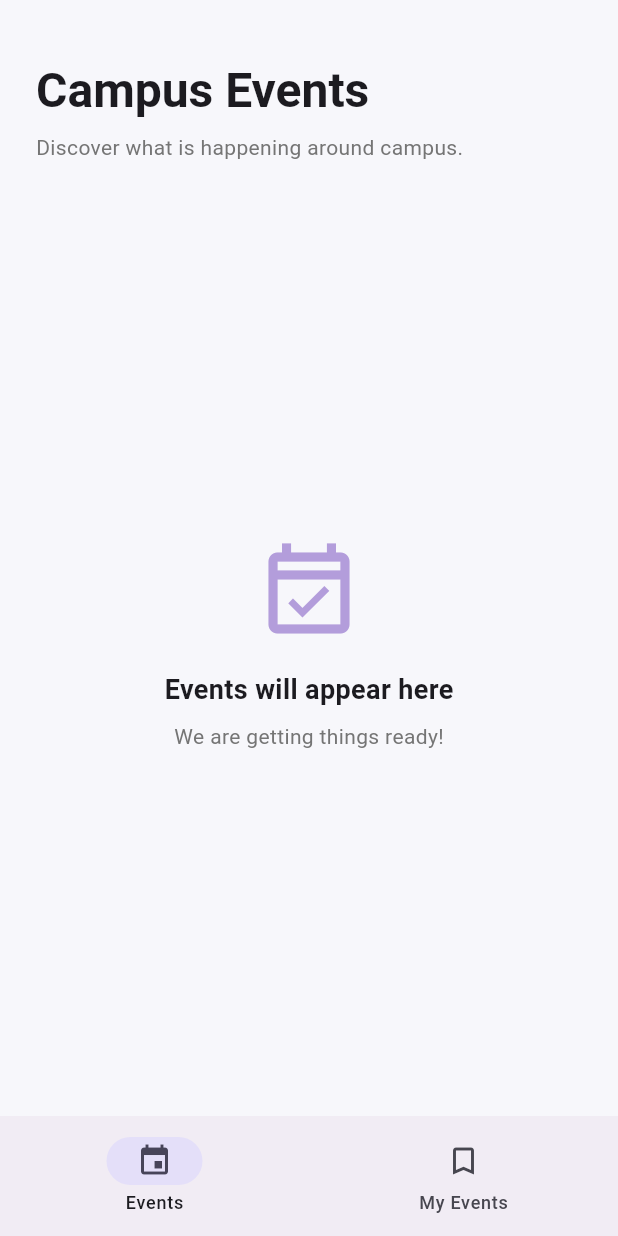
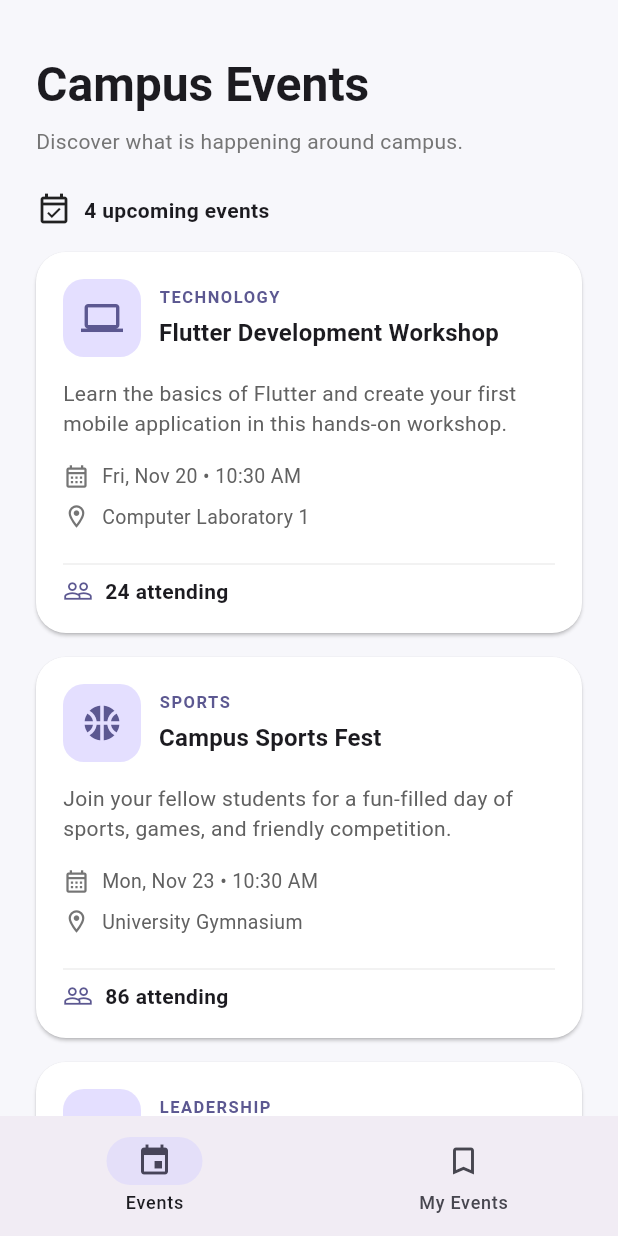
Before and after one commit to DannielBriz/CSIT284-Capstone_Briz, a Flutter app: the screen it shows after launch, on a phone screen of 412 x 824 dp. Run offline on Flutter 3.47's test engine with Material 3 defaults, Android fonts, the phone set to English and light mode, and no system bars.

Commit message:
Build campus event cards and events list

```diff
--- a/capstone_briz/lib/data/dummy_events.dart
+++ b/capstone_briz/lib/data/dummy_events.dart
@@ -6,48 +6,40 @@ final List<Event> dummyEvents = [
     id: 'e1',
     title: 'Flutter Development Workshop',
     description:
-        'Learn the fundamentals of Flutter and create your first mobile application with fellow students.',
+        'Learn the basics of Flutter and create your first mobile application in this hands-on workshop.',
+    dateTime: DateTime.now().add(const Duration(days: 2)),
     venue: 'Computer Laboratory 1',
-    date: DateTime(2026, 12, 3),
-    time: '9:00 AM',
-    attendeeCount: 32,
-    category: 'Workshop',
-    imageUrl: '',
+    category: 'Technology',
+    attendeeCount: 24,
   ),
   Event(
     id: 'e2',
     title: 'Campus Sports Fest',
     description:
-        'Join fellow students for a fun-filled day of sports, games, and friendly competition.',
+        'Join your fellow students for a fun-filled day of sports, games, and friendly competition.',
+    dateTime: DateTime.now().add(const Duration(days: 5)),
     venue: 'University Gymnasium',
-    date: DateTime(2026, 12, 8),
-    time: '8:00 AM',
-    attendeeCount: 85,
     category: 'Sports',
-    imageUrl: '',
+    attendeeCount: 86,
   ),
   Event(
     id: 'e3',
     title: 'Student Leadership Seminar',
     description:
-        'Discover leadership skills, teamwork strategies, and ways to become an active student leader.',
-    venue: 'Audio Visual Room',
-    date: DateTime(2026, 12, 12),
-    time: '1:00 PM',
-    attendeeCount: 46,
-    category: 'Seminar',
-    imageUrl: '',
+        'Develop leadership, teamwork, communication, and decision-making skills.',
+    dateTime: DateTime.now().add(const Duration(days: 8)),
+    venue: 'Auditorium',
+    category: 'Leadership',
+    attendeeCount: 42,
   ),
   Event(
     id: 'e4',
-    title: 'Tech Innovation Expo',
+    title: 'Technology Innovation Expo',
     description:
-        'Explore student projects, creative technologies, and innovative solutions developed by students.',
-    venue: 'University Main Hall',
-    date: DateTime(2027, 1, 15),
-    time: '10:00 AM',
-    attendeeCount: 58,
-    category: 'Exhibition',
-    imageUrl: '',
+        'Explore student projects, creative ideas, and innovative technology solutions.',
+    dateTime: DateTime.now().add(const Duration(days: 12)),
+    venue: 'University Activity Center',
+    category: 'Academic',
+    attendeeCount: 57,
   ),
 ];
--- a/capstone_briz/lib/models/event.dart
+++ b/capstone_briz/lib/models/event.dart
@@ -3,22 +3,18 @@ class Event {
   final String id;
   final String title;
   final String description;
+  final DateTime dateTime;
   final String venue;
-  final DateTime date;
-  final String time;
+  final String category;
   final int attendeeCount;
-  final String category;
-  final String imageUrl;
 
   const Event({
     required this.id,
     required this.title,
     required this.description,
+    required this.dateTime,
     required this.venue,
-    required this.date,
-    required this.time,
-    required this.attendeeCount,
     required this.category,
-    required this.imageUrl,
+    this.attendeeCount = 0,
   });
 }
--- /dev/null
+++ b/capstone_briz/lib/screens/events_screen.dart
@@ -0,0 +1,48 @@
+
+import 'package:flutter/material.dart';
+import '../data/dummy_events.dart';
+import '../widgets/event_card.dart';
+
+class EventsScreen extends StatelessWidget {
+  const EventsScreen({super.key});
+
+  @override
+  Widget build(BuildContext context) {
+    return SafeArea(
+      child: ListView(
+        padding: const EdgeInsets.all(24),
+        children: [
+          const SizedBox(height: 12),
+          Text(
+            'Campus Events',
+            style: Theme.of(context).textTheme.headlineLarge?.copyWith(
+                  fontWeight: FontWeight.bold,
+                ),
+          ),
+          const SizedBox(height: 8),
+          Text(
+            'Discover what is happening around campus.',
+            style: TextStyle(color: Colors.grey.shade600),
+          ),
+          const SizedBox(height: 24),
+          Row(
+            children: [
+              const Icon(Icons.event_available_outlined),
+              const SizedBox(width: 8),
+              Text(
+                '${dummyEvents.length} upcoming events',
+                style: const TextStyle(
+                  fontWeight: FontWeight.w600,
+                ),
+              ),
+            ],
+          ),
+          const SizedBox(height: 16),
+          ...dummyEvents.map(
+            (event) => EventCard(event: event),
+          ),
+        ],
+      ),
+    );
+  }
+}
--- a/capstone_briz/lib/screens/home_screen.dart
+++ b/capstone_briz/lib/screens/home_screen.dart
@@ -1,5 +1,7 @@
+
 import 'package:flutter/material.dart';
 import '../widgets/bottom_navigation.dart';
+import 'events_screen.dart';
 
 class HomeScreen extends StatefulWidget {
   const HomeScreen({super.key});
@@ -23,71 +25,13 @@ class _HomeScreenState extends State<HomeScreen> {
       body: IndexedStack(
         index: _selectedIndex,
         children: const [
-          EventsPlaceholder(),
+          EventsScreen(),
           MyEventsPlaceholder(),
         ],
       ),
       bottomNavigationBar: BottomNavigation(
         selectedIndex: _selectedIndex,
         onDestinationSelected: _selectPage,
-      ),
-    );
-  }
-}
-
-class EventsPlaceholder extends StatelessWidget {
-  const EventsPlaceholder({super.key});
-
-  @override
-  Widget build(BuildContext context) {
-    return SafeArea(
-      child: Padding(
-        padding: const EdgeInsets.all(24),
-        child: Column(
-          crossAxisAlignment: CrossAxisAlignment.start,
-          children: [
-            const SizedBox(height: 16),
-            Text(
-              'Campus Events',
-              style: Theme.of(context).textTheme.headlineLarge?.copyWith(
-                    fontWeight: FontWeight.bold,
-                  ),
-            ),
-            const SizedBox(height: 8),
-            Text(
-              'Discover what is happening around campus.',
-              style: TextStyle(color: Colors.grey.shade600),
-            ),
-            const SizedBox(height: 32),
-            Expanded(
-              child: Center(
-                child: Column(
-                  mainAxisAlignment: MainAxisAlignment.center,
-                  children: [
-                    Icon(
-                      Icons.event_available_outlined,
-                      size: 72,
-                      color: Colors.deepPurple.shade200,
-                    ),
-                    const SizedBox(height: 16),
-                    const Text(
-                      'Events will appear here',
-                      style: TextStyle(
-                        fontSize: 18,
-                        fontWeight: FontWeight.w600,
-                      ),
-                    ),
-                    const SizedBox(height: 8),
-                    Text(
-                      'We are getting things ready!',
-                      style: TextStyle(color: Colors.grey.shade600),
-                    ),
-                  ],
-                ),
-              ),
-            ),
-          ],
-        ),
       ),
     );
   }
@@ -116,26 +60,31 @@ class MyEventsPlaceholder extends StatelessWidget {
               'Manage the events you are attending.',
               style: TextStyle(color: Colors.grey.shade600),
             ),
-            const Expanded(
+            const SizedBox(height: 32),
+            Expanded(
               child: Center(
                 child: Column(
                   mainAxisAlignment: MainAxisAlignment.center,
                   children: [
                     Icon(
-                      Icons.bookmark_border,
+                      Icons.bookmark_outline,
                       size: 72,
-                      color: Colors.grey,
+                      color: Colors.deepPurple.shade200,
                     ),
-                    SizedBox(height: 16),
-                    Text(
+                    const SizedBox(height: 16),
+                    const Text(
                       'You have no events yet',
                       style: TextStyle(
                         fontSize: 18,
                         fontWeight: FontWeight.w600,
                       ),
                     ),
-                    SizedBox(height: 8),
-                    Text('RSVP to an event to see it here.'),
+                    const SizedBox(height: 8),
+                    Text(
+                      'RSVP to an event to see it here.',
+                      style: TextStyle(color: Colors.grey.shade600),
+                      textAlign: TextAlign.center,
+                    ),
                   ],
                 ),
               ),
--- a/capstone_briz/lib/widgets/event_card.dart
+++ b/capstone_briz/lib/widgets/event_card.dart
@@ -0,0 +1,177 @@
+
+import 'package:flutter/material.dart';
+import '../models/event.dart';
+
+class EventCard extends StatelessWidget {
+  final Event event;
+
+  const EventCard({
+    super.key,
+    required this.event,
+  });
+
+  IconData _getCategoryIcon() {
+    switch (event.category.toLowerCase()) {
+      case 'technology':
+        return Icons.computer;
+      case 'sports':
+        return Icons.sports_basketball;
+      case 'leadership':
+        return Icons.groups;
+      case 'academic':
+        return Icons.school;
+      default:
+        return Icons.event;
+    }
+  }
+
+  String _formatDate(DateTime date) {
+    const months = [
+      'Jan', 'Feb', 'Mar', 'Apr', 'May', 'Jun',
+      'Jul', 'Aug', 'Sep', 'Oct', 'Nov', 'Dec'
+    ];
+
+    const weekdays = [
+      'Mon', 'Tue', 'Wed', 'Thu', 'Fri', 'Sat', 'Sun'
+    ];
+
+    final weekday = weekdays[date.weekday - 1];
+    final month = months[date.month - 1];
+
+    final hour = date.hour % 12 == 0 ? 12 : date.hour % 12;
+    final minute = date.minute.toString().padLeft(2, '0');
+    final period = date.hour >= 12 ? 'PM' : 'AM';
+
+    return '$weekday, $month ${date.day} • $hour:$minute $period';
+  }
+
+  @override
+  Widget build(BuildContext context) {
+    final theme = Theme.of(context);
+
+    return Card(
+      margin: const EdgeInsets.only(bottom: 16),
+      elevation: 1,
+      color: Colors.white,
+      shape: RoundedRectangleBorder(
+        borderRadius: BorderRadius.circular(20),
+      ),
+      clipBehavior: Clip.antiAlias,
+      child: Padding(
+        padding: const EdgeInsets.all(18),
+        child: Column(
+          crossAxisAlignment: CrossAxisAlignment.start,
+          children: [
+            Row(
+              children: [
+                Container(
+                  width: 52,
+                  height: 52,
+                  decoration: BoxDecoration(
+                    color: theme.colorScheme.primaryContainer,
+                    borderRadius: BorderRadius.circular(14),
+                  ),
+                  child: Icon(
+                    _getCategoryIcon(),
+                    size: 28,
+                    color: theme.colorScheme.primary,
+                  ),
+                ),
+                const SizedBox(width: 12),
+                Expanded(
+                  child: Column(
+                    crossAxisAlignment: CrossAxisAlignment.start,
+                    children: [
+                      Text(
+                        event.category.toUpperCase(),
+                        style: TextStyle(
+                          color: theme.colorScheme.primary,
+                          fontWeight: FontWeight.bold,
+                          fontSize: 11,
+                          letterSpacing: 1,
+                        ),
+                      ),
+                      const SizedBox(height: 4),
+                      Text(
+                        event.title,
+                        style: theme.textTheme.titleMedium?.copyWith(
+                          fontWeight: FontWeight.bold,
+                        ),
+                      ),
+                    ],
+                  ),
+                ),
+              ],
+            ),
+            const SizedBox(height: 14),
+            Text(
+              event.description,
+              style: TextStyle(
+                color: Colors.grey.shade700,
+                height: 1.4,
+              ),
+            ),
+            const SizedBox(height: 16),
+            Row(
+              children: [
+                Icon(
+                  Icons.calendar_month_outlined,
+                  size: 18,
+                  color: Colors.grey.shade600,
+                ),
+                const SizedBox(width: 8),
+                Expanded(
+                  child: Text(
+                    _formatDate(event.dateTime),
+                    style: TextStyle(
+                      color: Colors.grey.shade700,
+                      fontSize: 13,
+                    ),
+                  ),
+                ),
+              ],
+            ),
+            const SizedBox(height: 8),
+            Row(
+              children: [
+                Icon(
+                  Icons.location_on_outlined,
+                  size: 18,
+                  color: Colors.grey.shade600,
+                ),
+                const SizedBox(width: 8),
+                Expanded(
+                  child: Text(
+                    event.venue,
+                    style: TextStyle(
+                      color: Colors.grey.shade700,
+                      fontSize: 13,
+                    ),
+                  ),
+                ),
+              ],
+            ),
+            const SizedBox(height: 14),
+            Divider(color: Colors.grey.shade200),
+            Row(
+              children: [
+                Icon(
+                  Icons.people_outline,
+                  size: 20,
+                  color: theme.colorScheme.primary,
+                ),
+                const SizedBox(width: 8),
+                Text(
+                  '${event.attendeeCount} attending',
+                  style: const TextStyle(
+                    fontWeight: FontWeight.w600,
+                  ),
+                ),
+              ],
+            ),
+          ],
+        ),
+      ),
+    );
+  }
+}
```
Also changed, not shown: capstone_briz/lib/screens/event_details_screen.dart (deleted).
